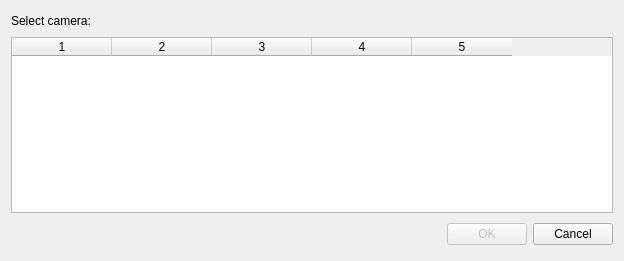
Above: forms/cameraselection.ui from marekkijo/CanonControl before the change. Below: the same form after it.
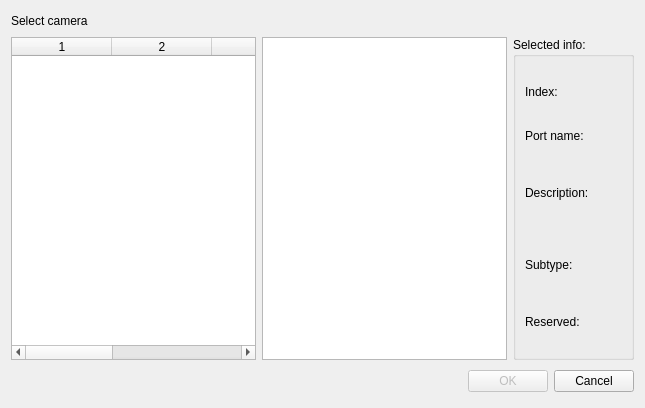
That is the form after the change.

```diff
--- a/forms/cameraselection.ui
+++ b/forms/cameraselection.ui
@@ -6,8 +6,8 @@
    <rect>
     <x>0</x>
     <y>0</y>
-    <width>624</width>
-    <height>261</height>
+    <width>645</width>
+    <height>408</height>
    </rect>
   </property>
   <property name="windowTitle">
@@ -22,7 +22,7 @@
      <item>
       <widget class="QLabel" name="label">
        <property name="text">
-        <string>Select camera:</string>
+        <string>Select camera</string>
        </property>
       </widget>
      </item>
@@ -42,6 +42,8 @@
     </layout>
    </item>
    <item>
+    <layout class="QHBoxLayout" name="horizontalLayout_2">
+     <item>
     <widget class="QTableWidget" name="camerasTableWidget">
      <property name="editTriggers">
       <set>QAbstractItemView::NoEditTriggers</set>
@@ -72,7 +74,157 @@
     </widget>
    </item>
    <item>
-    <layout class="QHBoxLayout">
+      <widget class="QListWidget" name="camerasListWidget">
+       <property name="editTriggers">
+        <set>QAbstractItemView::NoEditTriggers</set>
+       </property>
+       <property name="defaultDropAction">
+        <enum>Qt::IgnoreAction</enum>
+       </property>
+      </widget>
+     </item>
+     <item>
+      <widget class="QGroupBox" name="selectedGroupBox">
+       <property name="title">
+        <string>Selected info:</string>
+       </property>
+       <layout class="QVBoxLayout" name="verticalLayout_2">
+        <item>
+         <layout class="QHBoxLayout" name="horizontalLayout_3">
+          <item>
+           <widget class="QLabel" name="indexLabel">
+            <property name="text">
+             <string>Index:</string>
+            </property>
+           </widget>
+          </item>
+          <item>
+           <spacer name="horizontalSpacer_2">
+            <property name="orientation">
+             <enum>Qt::Horizontal</enum>
+            </property>
+            <property name="sizeHint" stdset="0">
+             <size>
+              <width>40</width>
+              <height>20</height>
+             </size>
+            </property>
+           </spacer>
+          </item>
+          <item>
+           <widget class="QLabel" name="indexDataLabel">
+            <property name="text">
+             <string/>
+            </property>
+           </widget>
+          </item>
+         </layout>
+        </item>
+        <item>
+         <layout class="QVBoxLayout" name="verticalLayout_3">
+          <item>
+           <widget class="QLabel" name="portNameLabel">
+            <property name="text">
+             <string>Port name:</string>
+            </property>
+           </widget>
+          </item>
+          <item>
+           <widget class="QLabel" name="portNameDataLabel">
+            <property name="text">
+             <string/>
+            </property>
+           </widget>
+          </item>
+         </layout>
+        </item>
+        <item>
+         <layout class="QVBoxLayout" name="verticalLayout_4">
+          <item>
+           <widget class="QLabel" name="descriptionLabel">
+            <property name="text">
+             <string>Description:</string>
+            </property>
+           </widget>
+          </item>
+          <item>
+           <widget class="QLabel" name="descriptionDataLabel">
+            <property name="text">
+             <string/>
+            </property>
+           </widget>
+          </item>
+         </layout>
+        </item>
+        <item>
+         <layout class="QHBoxLayout" name="horizontalLayout_4">
+          <item>
+           <widget class="QLabel" name="subtypeLabel">
+            <property name="text">
+             <string>Subtype:</string>
+            </property>
+           </widget>
+          </item>
+          <item>
+           <spacer name="horizontalSpacer_3">
+            <property name="orientation">
+             <enum>Qt::Horizontal</enum>
+            </property>
+            <property name="sizeHint" stdset="0">
+             <size>
+              <width>40</width>
+              <height>20</height>
+             </size>
+            </property>
+           </spacer>
+          </item>
+          <item>
+           <widget class="QLabel" name="subtypeDataLabel">
+            <property name="text">
+             <string/>
+            </property>
+           </widget>
+          </item>
+         </layout>
+        </item>
+        <item>
+         <layout class="QHBoxLayout" name="horizontalLayout_5">
+          <item>
+           <widget class="QLabel" name="reservedLabel">
+            <property name="text">
+             <string>Reserved:</string>
+            </property>
+           </widget>
+          </item>
+          <item>
+           <spacer name="horizontalSpacer_4">
+            <property name="orientation">
+             <enum>Qt::Horizontal</enum>
+            </property>
+            <property name="sizeHint" stdset="0">
+             <size>
+              <width>40</width>
+              <height>20</height>
+             </size>
+            </property>
+           </spacer>
+          </item>
+          <item>
+           <widget class="QLabel" name="reservedDataLabel">
+            <property name="text">
+             <string/>
+            </property>
+           </widget>
+          </item>
+         </layout>
+        </item>
+       </layout>
+      </widget>
+     </item>
+    </layout>
+   </item>
+   <item>
+    <layout class="QHBoxLayout" name="horizontalLayout_6">
      <property name="spacing">
       <number>6</number>
      </property>
@@ -89,7 +241,7 @@
       <number>0</number>
      </property>
      <item>
-      <spacer>
+      <spacer name="horizontalSpacer_5">
        <property name="orientation">
         <enum>Qt::Horizontal</enum>
        </property>
```
Left out of the diff: 2 changed lines with no effect on the pictures. Lines whose indentation alone changed are shown as unchanged.
